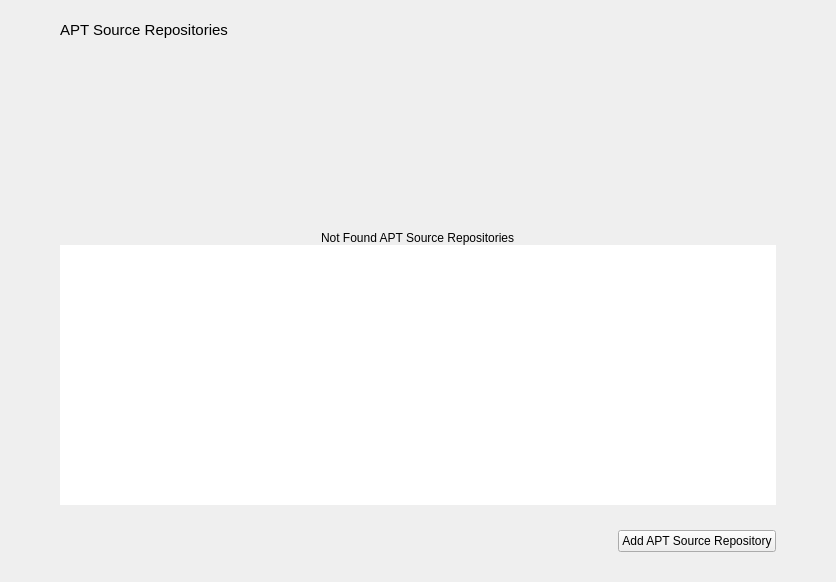
First picture: the form in stacer/Pages/AptSourceManager/apt_source_manager_page.ui, repository oguzhaninan/Stacer, before the edit.
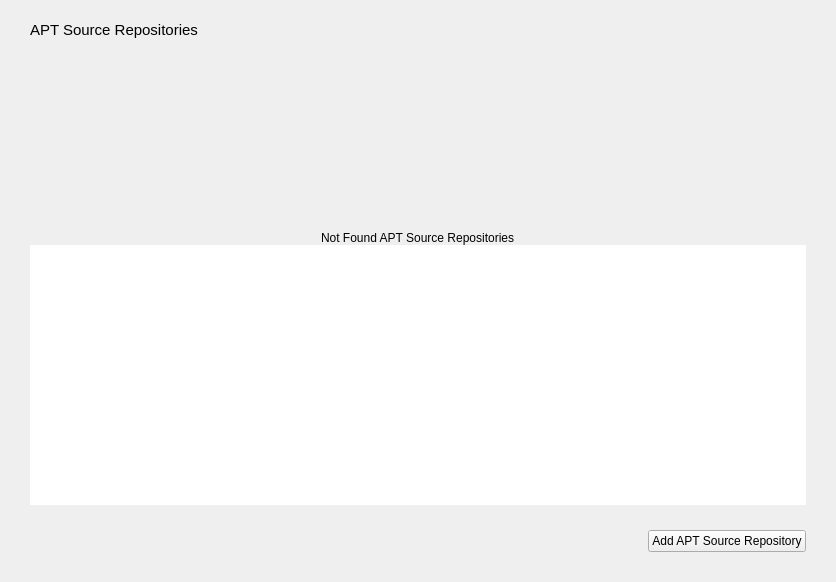
Second picture: the form after the edit.

The edit to the form file:
```diff
--- a/stacer/Pages/AptSourceManager/apt_source_manager_page.ui
+++ b/stacer/Pages/AptSourceManager/apt_source_manager_page.ui
@@ -45,13 +45,13 @@
      </property>
      <layout class="QGridLayout" name="gridLayout_2">
       <property name="leftMargin">
-       <number>60</number>
+       <number>30</number>
       </property>
       <property name="topMargin">
        <number>20</number>
       </property>
       <property name="rightMargin">
-       <number>60</number>
+       <number>30</number>
       </property>
       <property name="bottomMargin">
        <number>30</number>
@@ -226,7 +226,7 @@
             <enum>QListView::Batched</enum>
            </property>
            <property name="spacing">
-            <number>5</number>
+            <number>4</number>
            </property>
            <property name="uniformItemSizes">
             <bool>true</bool>
```
Left out of the diff: 4 changed lines with no effect on the pictures.
